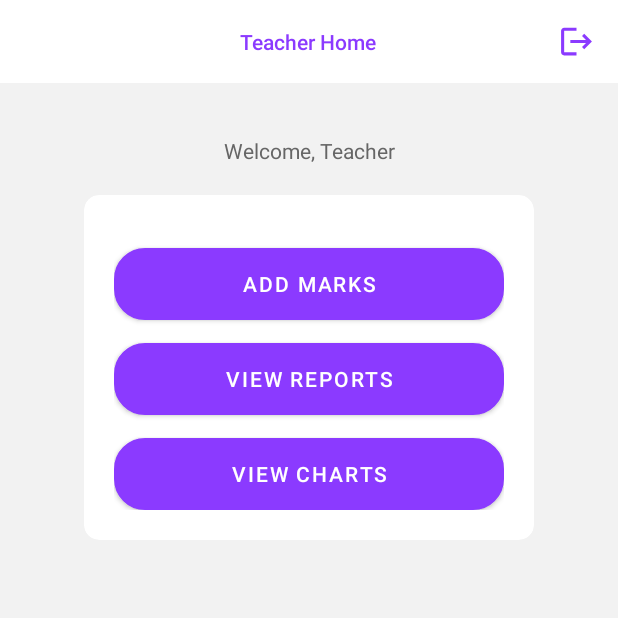
After one commit to ZikrAashik/Smart-Marks, an Android app: the TeacherHomeActivity screen opened directly, with no data from a screen before it, on a phone screen of 412 x 824 dp, the top half of it. The commit adds this screen. Run offline under Robolectric (Android 15) with nearby library versions, the phone set to English and light mode, and no system bars; our stand-ins replace Firebase (no records; nobody signed in at launch, a user with empty details on screens opened directly).

Commit message:
Implemented Home Activities

```diff
--- a/app/src/main/AndroidManifest.xml
+++ b/app/src/main/AndroidManifest.xml
@@ -11,6 +11,12 @@
         android:supportsRtl="true"
         android:theme="@style/Theme.SmartMarks"
         tools:targetApi="31">
+        <activity
+            android:name=".TeacherHomeActivity"
+            android:exported="false" />
+        <activity
+            android:name=".StudentHomeActivity"
+            android:exported="false" />
         <activity
             android:name=".RegisterActivity"
             android:exported="false" />
--- /dev/null
+++ b/app/src/main/java/com/zikraashik/smart_marks/TeacherHomeActivity.java
@@ -0,0 +1,35 @@
+package com.zikraashik.smart_marks;
+
+import android.content.Intent;
+import android.os.Bundle;
+import android.view.View;
+import android.widget.Button;
+import androidx.appcompat.app.AppCompatActivity;
+
+import com.google.firebase.auth.FirebaseAuth;
+
+public class TeacherHomeActivity extends AppCompatActivity {
+
+    private Button btnAddMarks, btnViewReports, btnViewCharts;
+
+    @Override
+    protected void onCreate(Bundle savedInstanceState) {
+        super.onCreate(savedInstanceState);
+        setContentView(R.layout.activity_teacher_home);
+
+        btnAddMarks = findViewById(R.id.btn_add_marks);
+        btnViewReports = findViewById(R.id.btn_view_reports);
+        btnViewCharts = findViewById(R.id.btn_view_charts);
+
+        //btnAddMarks.setOnClickListener(v -> startActivity(new Intent(TeacherHomeActivity.this, AddMarksActivity.class)));
+        //btnViewReports.setOnClickListener(v -> startActivity(new Intent(TeacherHomeActivity.this, ViewReportsActivity.class)));
+        //btnViewCharts.setOnClickListener(v -> startActivity(new Intent(TeacherHomeActivity.this, ViewChartsActivity.class)));
+    }
+
+
+    public void logOut(View view) {
+        FirebaseAuth.getInstance().signOut();
+        startActivity(new Intent(TeacherHomeActivity.this, LoginActivity.class));
+        finish();
+    }
+}
--- /dev/null
+++ b/app/src/main/res/drawable/ic_logout.xml
@@ -0,0 +1,5 @@
+<vector android:autoMirrored="true" android:height="24dp"
+    android:tint="#000000" android:viewportHeight="24"
+    android:viewportWidth="24" android:width="24dp" xmlns:android="http://schemas.android.com/apk/res/android">
+    <path android:fillColor="@android:color/white" android:pathData="M17,7l-1.41,1.41L18.17,11H8v2h10.17l-2.58,2.58L17,17l5,-5zM4,5h8V3H4c-1.1,0 -2,0.9 -2,2v14c0,1.1 0.9,2 2,2h8v-2H4V5z"/>
+</vector>
--- /dev/null
+++ b/app/src/main/res/layout/activity_teacher_home.xml
@@ -0,0 +1,115 @@
+<?xml version="1.0" encoding="utf-8"?>
+<LinearLayout xmlns:android="http://schemas.android.com/apk/res/android"
+    xmlns:app="http://schemas.android.com/apk/res-auto"
+    android:layout_width="match_parent"
+    android:layout_height="match_parent"
+    android:background="@color/colorBackground"
+    android:gravity="center_horizontal"
+    android:orientation="vertical">
+
+    <com.google.android.material.appbar.AppBarLayout
+        android:layout_width="match_parent"
+        android:layout_height="wrap_content"
+        android:fitsSystemWindows="true"
+        android:theme="@style/ThemeOverlay.AppCompat.Light"
+        app:elevation="0dp">
+
+        <LinearLayout
+            android:layout_width="match_parent"
+            android:layout_height="@dimen/spacing_xxxlarge"
+            android:background="@android:color/white"
+            android:gravity="center"
+            android:orientation="horizontal">
+
+            <View
+                android:layout_width="@dimen/spacing_xxxlarge"
+                android:layout_height="@dimen/spacing_xxxlarge" />
+
+            <View
+                android:layout_width="0dp"
+                android:layout_height="0dp"
+                android:layout_weight="1" />
+
+            <TextView
+                android:layout_width="wrap_content"
+                android:layout_height="wrap_content"
+                android:text="Teacher Home"
+                android:textAppearance="@style/TextAppearance.AppCompat.Body2"
+                android:textColor="@color/colorPrimary" />
+
+            <View
+                android:layout_width="0dp"
+                android:layout_height="0dp"
+                android:layout_weight="1" />
+
+            <ImageView
+                android:id="@+id/btn_Logout"
+                android:layout_width="@dimen/spacing_xxxlarge"
+                android:layout_height="@dimen/spacing_xxxlarge"
+                android:background="?attr/selectableItemBackground"
+                android:clickable="true"
+                android:onClick="logOut"
+                android:padding="@dimen/spacing_large"
+                app:srcCompat="@drawable/ic_logout"
+                app:tint="@color/colorPrimary"
+                android:focusable="true" />
+
+        </LinearLayout>
+
+    </com.google.android.material.appbar.AppBarLayout>
+
+    <TextView
+        android:layout_width="300dp"
+        android:layout_height="wrap_content"
+        android:layout_marginTop="@dimen/spacing_xlarge"
+        android:layout_marginBottom="@dimen/spacing_mlarge"
+        android:gravity="center"
+        android:text="Welcome, Teacher"
+        android:textAppearance="@style/TextAppearance.AppCompat.Body1"
+        android:textColor="@color/grey_60" />
+
+    <androidx.cardview.widget.CardView
+        android:layout_width="300dp"
+        android:layout_height="wrap_content"
+        app:cardBackgroundColor="@android:color/white"
+        app:cardCornerRadius="10dp"
+        app:cardElevation="0dp">
+
+        <LinearLayout
+            android:layout_width="match_parent"
+            android:layout_height="wrap_content"
+            android:orientation="vertical"
+            android:padding="@dimen/spacing_mlarge">
+
+            <Button
+                android:id="@+id/btn_add_marks"
+                android:layout_width="match_parent"
+                android:layout_height="wrap_content"
+                android:text="Add Marks"
+                android:background="@drawable/button_continue_shape"
+                android:textColor="@android:color/white"
+                android:layout_marginTop="@dimen/spacing_large" />
+
+            <Button
+                android:id="@+id/btn_view_reports"
+                android:layout_width="match_parent"
+                android:layout_height="wrap_content"
+                android:text="View Reports"
+                android:background="@drawable/button_continue_shape"
+                android:textColor="@android:color/white"
+                android:layout_marginTop="@dimen/spacing_large" />
+
+            <Button
+                android:id="@+id/btn_view_charts"
+                android:layout_width="match_parent"
+                android:layout_height="wrap_content"
+                android:text="View Charts"
+                android:background="@drawable/button_continue_shape"
+                android:textColor="@android:color/white"
+                android:layout_marginTop="@dimen/spacing_large" />
+
+        </LinearLayout>
+
+    </androidx.cardview.widget.CardView>
+
+</LinearLayout>
```
Also changed, not shown: app/src/main/java/com/zikraashik/smart_marks/LoginActivity.java (+4 -7 lines), app/src/main/java/com/zikraashik/smart_marks/RegisterActivity.java (+19 -5 lines), app/src/main/java/com/zikraashik/smart_marks/SplashActivity.java (+24 -27 lines), app/src/main/java/com/zikraashik/smart_marks/StudentHomeActivity.java (added, +32 -0 lines), app/src/main/res/layout/activity_student_home.xml (added, +106 -0 lines), app/src/main/res/layout/view_stub_student.xml (+22 -6 lines), app/src/main/res/values/arrays.xml (added, +30 -0 lines).
